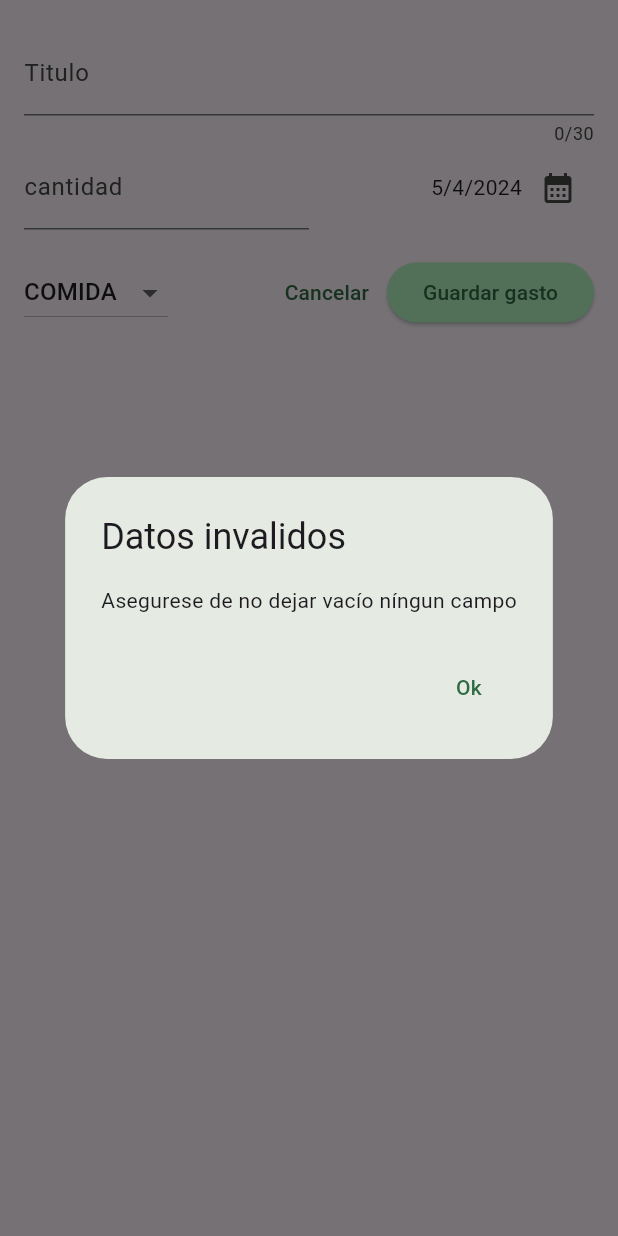
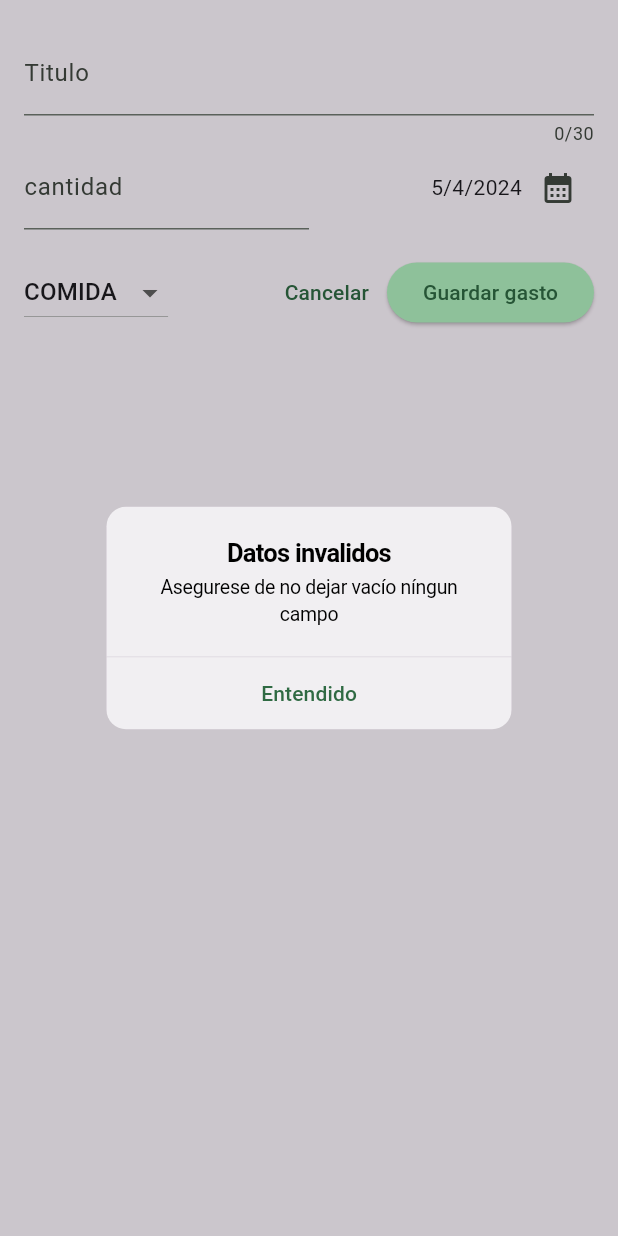
Before and after one commit to SantiagoLopezDeharo/aprendiendo_flutter, a Flutter app: the NewGasto widget shown alone on an empty page, opened directly with empty values, after a tap on "Guardar gasto", on a phone screen of 412 x 824 dp. Run offline on Flutter 3.47's test engine with Material 3 defaults, Android fonts, the phone set to English and light mode, and no system bars; our stand-ins replace google_fonts; missing offline and left inert: dart:ffi.

Commit message:
Aprendi a mostrar diferentes flavors the algunos widgets y cosas

```diff
--- a/control_gastos/lib/gastos.dart
+++ b/control_gastos/lib/gastos.dart
@@ -77,6 +77,7 @@ class _Gastos extends State<Gastos> {
 
     return Scaffold(
       appBar: AppBar(
+        centerTitle: true,
         title: const Text(
           "Seguimiento de gastos",
           textAlign: TextAlign.center,
--- a/control_gastos/lib/new_gasto.dart
+++ b/control_gastos/lib/new_gasto.dart
@@ -1,3 +1,4 @@
+import 'package:flutter/cupertino.dart';
 import 'package:flutter/material.dart';
 import 'package:control_gastos/modelos/gasto.dart';
 
@@ -42,9 +43,9 @@ class _NewGastoState extends State<NewGasto> {
     if (_controladorTitulo.text.trim().isEmpty ||
         (double.tryParse(_controladorCant.text) == null) ||
         (double.tryParse(_controladorCant.text)! < 0 || (_newfecha == null))) {
-      showDialog(
+      showCupertinoDialog(
           context: context,
-          builder: (ctx) => AlertDialog(
+          builder: (ctx) => CupertinoAlertDialog(
                 title: const Text("Datos invalidos"),
                 content: const Text("Asegurese de no dejar vacío níngun campo"),
                 actions: [
@@ -52,7 +53,7 @@ class _NewGastoState extends State<NewGasto> {
                       onPressed: () {
                         Navigator.pop(ctx);
                       },
-                      child: const Text("Ok")),
+                      child: const Text("Entendido")),
                 ],
               ));
       return;
```
Also changed, not shown: control_gastos/lib/main.dart (line endings or trailing spaces).
